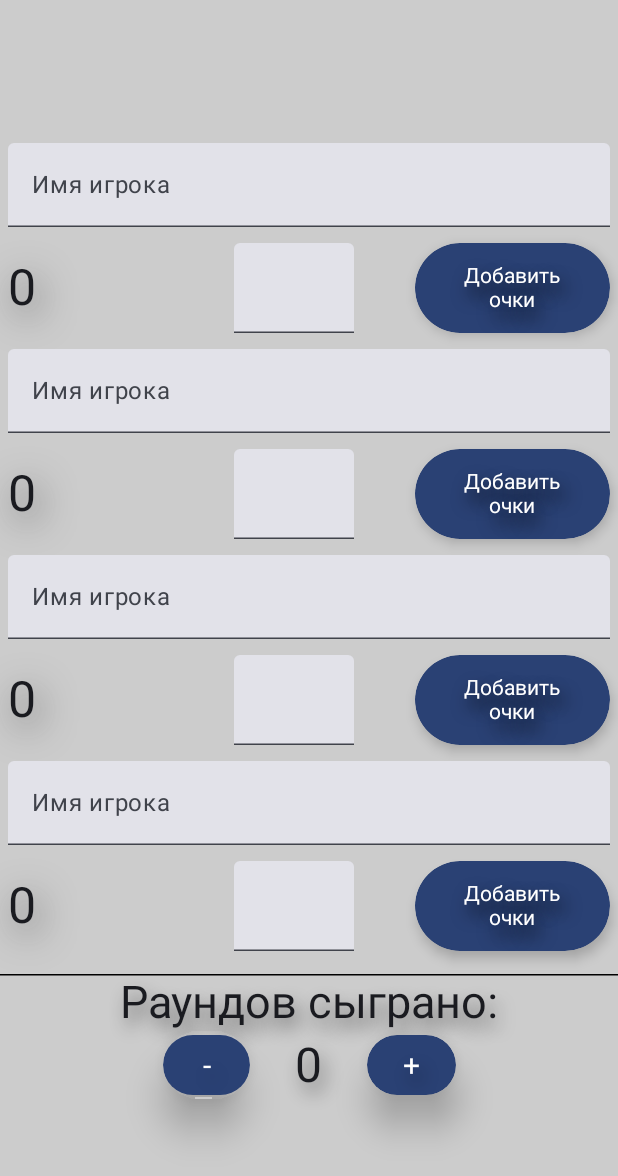
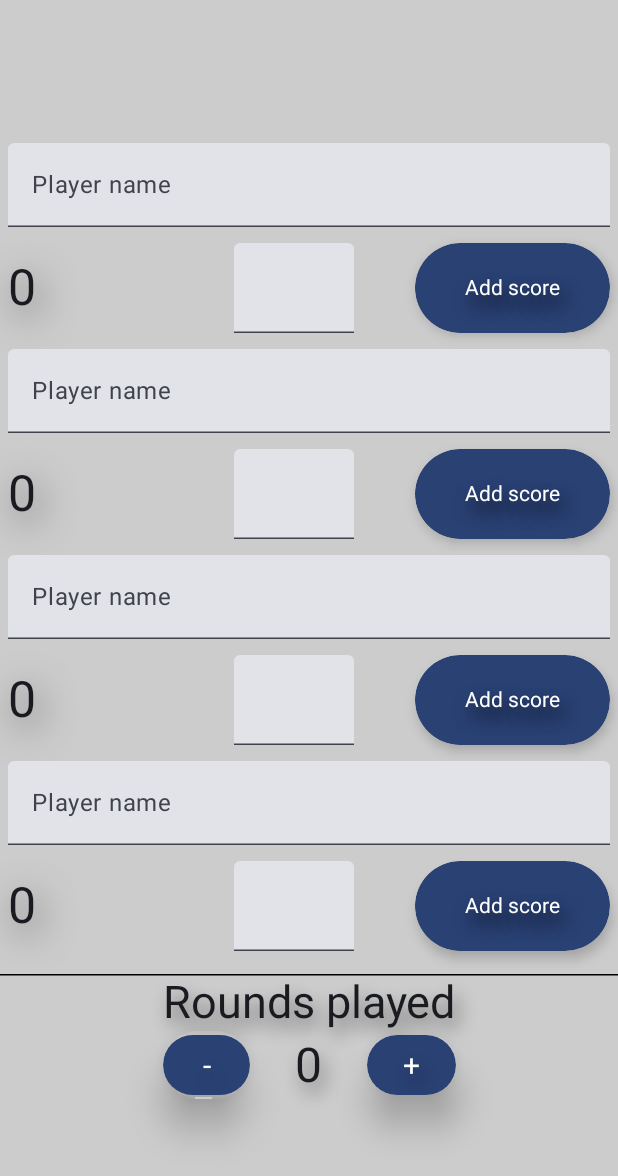
Before and after one commit to Sutemi67/Kotlin.JC_OKEY_app, an Android app built with Jetpack Compose: the screen it shows after launch (MainActivity), on a phone screen of 412 x 824 dp. Shown: the top 1176 px of the screen. Run offline under Robolectric (Android 15) with nearby library versions, the light colour scheme and no system bars.

Commit message:
locales added

```diff
--- a/app/src/main/java/com/example/okey/PlayerInterface.kt
+++ b/app/src/main/java/com/example/okey/PlayerInterface.kt
@@ -24,6 +24,7 @@ import androidx.compose.ui.draw.shadow
 import androidx.compose.ui.geometry.Offset
 import androidx.compose.ui.graphics.Color
 import androidx.compose.ui.graphics.Shadow
+import androidx.compose.ui.res.stringResource
 import androidx.compose.ui.text.TextStyle
 import androidx.compose.ui.text.input.KeyboardType
 import androidx.compose.ui.text.style.TextAlign
@@ -40,7 +41,7 @@ fun PlayerInterface() {
     Column {
         TextField(
             value = playerName,
-            label = { Text(text = "Имя игрока") },
+            label = { Text(stringResource(R.string.player_name)) },
             onValueChange = { playerName = it },
             keyboardOptions = KeyboardOptions(keyboardType = KeyboardType.Text),
             singleLine = true,
@@ -85,7 +86,7 @@ fun PlayerInterface() {
                     .shadow(5.dp, shape = CircleShape)
             ) {
                 Text(
-                    text = "Добавить очки",
+                    text = stringResource(R.string.add_score),
                     textAlign = TextAlign.Center,
                     style = TextStyle(
                         shadow = Shadow(
--- a/app/src/main/java/com/example/okey/Rounds.kt
+++ b/app/src/main/java/com/example/okey/Rounds.kt
@@ -21,6 +21,7 @@ import androidx.compose.ui.draw.shadow
 import androidx.compose.ui.geometry.Offset
 import androidx.compose.ui.graphics.Color
 import androidx.compose.ui.graphics.Shadow
+import androidx.compose.ui.res.stringResource
 import androidx.compose.ui.text.TextStyle
 import androidx.compose.ui.tooling.preview.Preview
 import androidx.compose.ui.unit.dp
@@ -42,7 +43,7 @@ fun Rounds() {
         horizontalAlignment = Alignment.CenterHorizontally,
         modifier = Modifier.fillMaxWidth()
     ) {
-        Text(text = "Раундов сыграно:", fontSize = 30.sp, style = textStyle)
+        Text(text = stringResource(R.string.rounds), fontSize = 30.sp, style = textStyle)
         Row(
             horizontalArrangement = Arrangement.Center,
             verticalAlignment = Alignment.CenterVertically
@@ -65,7 +66,7 @@ fun Rounds() {
                 modifier = Modifier
                     .shadow(15.dp, shape = CircleShape)
                     .height(40.dp),
-                ) {
+            ) {
                 Text(text = "+", fontSize = 20.sp, style = textStyle)
             }
         }
--- a/app/src/main/res/values/strings.xml
+++ b/app/src/main/res/values/strings.xml
@@ -1,3 +1,7 @@
 <resources>
-    <string name="app_name">OKEY</string>
+    <string name="app_name" translatable="false">OKEY</string>
+    <string name="player_name">Player name</string>
+    <string name="add_score">Add score</string>
+    <string name="rounds">Rounds played</string>
+
 </resources>
```
Also changed, not shown: 1 other file.
